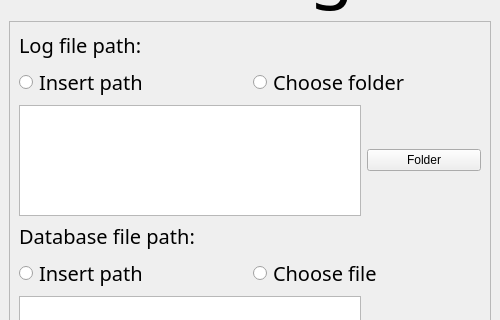
This is UI/settings.ui in KehatSudri/Behavior_System2.0 as Qt 5 draws it before an edit; both pictures show x 0 to 500 and y 94 to 414 of the 500 by 901 pixel window. The edited form follows.
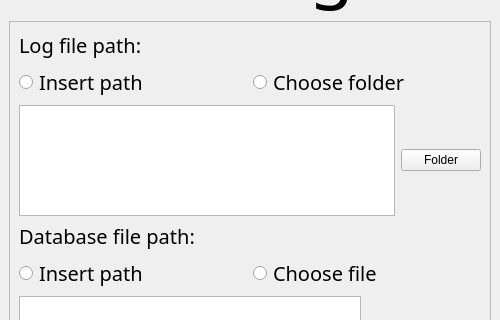
This is the edited form.

The edit to the form file:
```diff
--- a/UI/settings.ui
+++ b/UI/settings.ui
@@ -26,7 +26,7 @@
          <x>0</x>
          <y>0</y>
          <width>480</width>
-         <height>688</height>
+         <height>722</height>
         </rect>
        </property>
        <layout class="QVBoxLayout" name="verticalLayout">
@@ -80,7 +80,7 @@
          </layout>
         </item>
         <item>
-         <layout class="QHBoxLayout" name="log_file_horizontalLayout" stretch="3,1">
+         <layout class="QHBoxLayout" name="log_file_horizontalLayout" stretch="3,0">
           <item>
            <widget class="QTextEdit" name="log_file_path_textEdit">
             <property name="sizePolicy">
```
Left out of the diff: 4 changed lines with no effect on the pictures.
